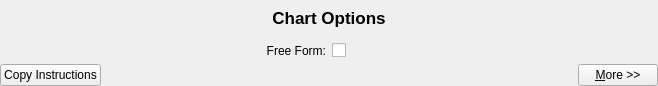
The window that src/optionsbar.ui (iPenguin/CrochetCharts) describes before a commit, drawn with Qt 5.
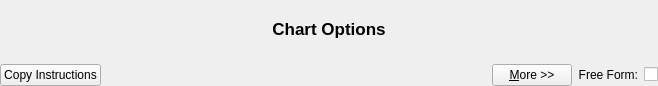
The same window after the commit.

Commit message: Make the Free Form movement checkbox work on a per chart and load/save.

Diff of the .ui file:
```diff
--- a/src/optionsbar.ui
+++ b/src/optionsbar.ui
@@ -37,23 +37,6 @@
         </property>
        </widget>
       </item>
-      <item row="1" column="0">
-       <widget class="QLabel" name="label_2">
-        <property name="text">
-         <string>Free Form:</string>
-        </property>
-        <property name="alignment">
-         <set>Qt::AlignRight|Qt::AlignTrailing|Qt::AlignVCenter</set>
-        </property>
-       </widget>
-      </item>
-      <item row="1" column="1">
-       <widget class="QCheckBox" name="chartFreeForm">
-        <property name="text">
-         <string/>
-        </property>
-       </widget>
-      </item>
      </layout>
     </widget>
    </item>
@@ -86,6 +69,26 @@
        </property>
       </widget>
      </item>
+     <item>
+      <widget class="QLabel" name="label_2">
+       <property name="text">
+        <string>Free Form:</string>
+       </property>
+       <property name="alignment">
+        <set>Qt::AlignRight|Qt::AlignTrailing|Qt::AlignVCenter</set>
+       </property>
+       <property name="buddy">
+        <cstring>chartFreeForm</cstring>
+       </property>
+      </widget>
+     </item>
+     <item>
+      <widget class="QCheckBox" name="chartFreeForm">
+       <property name="text">
+        <string/>
+       </property>
+      </widget>
+     </item>
     </layout>
    </item>
   </layout>
```
Left out of the diff: 5 changed lines with no effect on the pictures. The commit also changes 6 other files.
